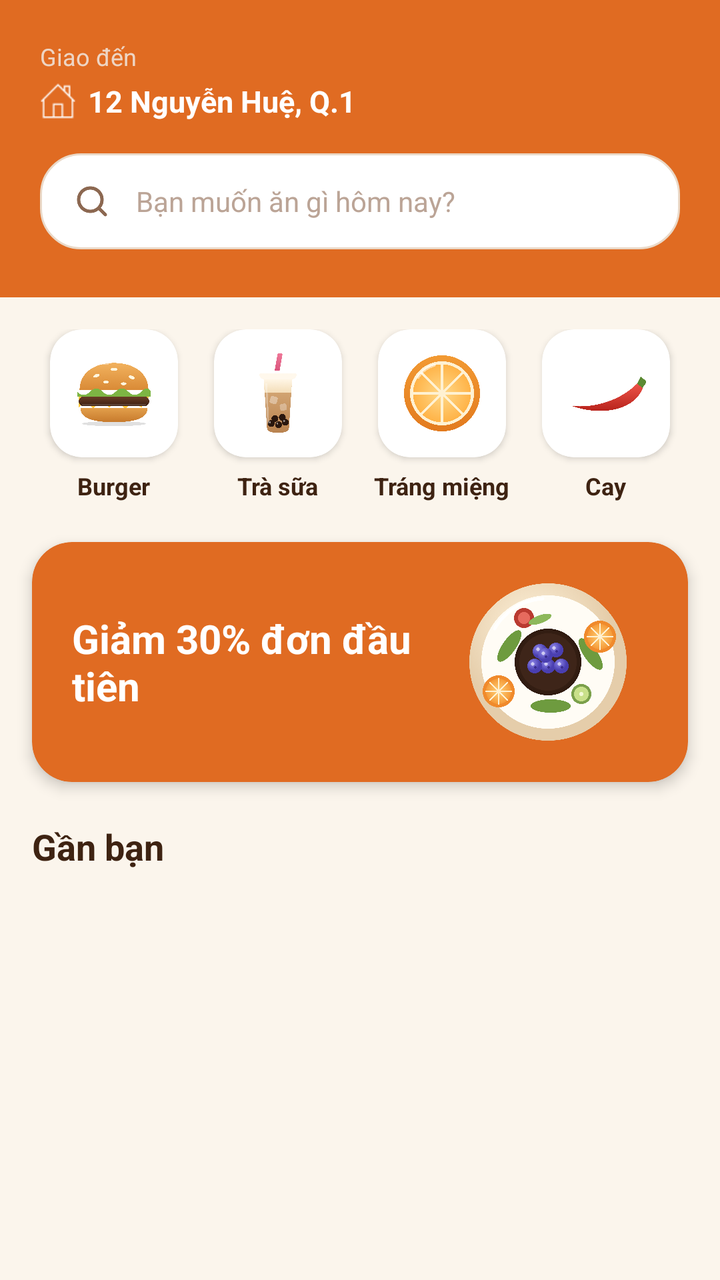
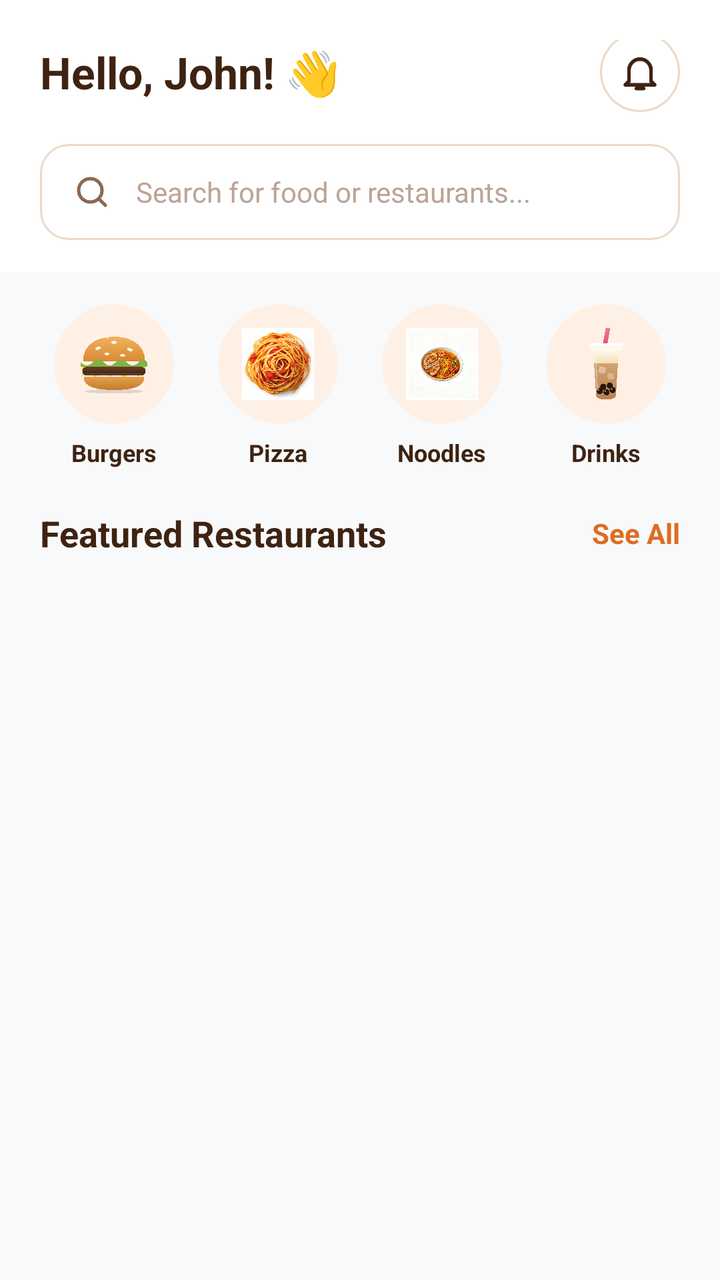

The first picture is an Android layout as it rendered before a commit; the second is the same layout after the commit. The layout source and the unified diff follow.
<!-- AndroidManifest.xml: application theme Theme.Project_1 -->
<!-- res/layout/fragment_restaurant.xml -->
<?xml version="1.0" encoding="utf-8"?>
<ScrollView xmlns:android="http://schemas.android.com/apk/res/android"
    xmlns:app="http://schemas.android.com/apk/res-auto"
    android:layout_width="match_parent"
    android:layout_height="match_parent"
    android:background="@color/colorBackground"
    android:fillViewport="true">

    <LinearLayout
        android:layout_width="match_parent"
        android:layout_height="wrap_content"
        android:orientation="vertical"
        android:paddingBottom="80dp">

        <LinearLayout
            android:layout_width="match_parent"
            android:layout_height="wrap_content"
            android:background="@color/colorPrimary"
            android:orientation="vertical"
            android:paddingStart="20dp"
            android:paddingTop="20dp"
            android:paddingEnd="20dp"
            android:paddingBottom="24dp">

            <TextView
                android:layout_width="wrap_content"
                android:layout_height="wrap_content"
                android:text="Giao đến"
                android:textColor="#EED5C4"
                android:textSize="12sp" />

            <LinearLayout
                android:layout_width="match_parent"
                android:layout_height="wrap_content"
                android:layout_marginTop="4dp"
                android:layout_marginBottom="16dp"
                android:gravity="center_vertical"
                android:orientation="horizontal">

                <ImageView
                    android:layout_width="18dp"
                    android:layout_height="18dp"
                    android:contentDescription="@string/app_name"
                    android:src="@drawable/ic_address"
                    app:tint="@color/white" />

                <TextView
                    android:layout_width="wrap_content"
                    android:layout_height="wrap_content"
                    android:layout_marginStart="6dp"
                    android:text="12 Nguyễn Huệ, Q.1"
                    android:textColor="@color/white"
                    android:textSize="15sp"
                    android:textStyle="bold" />
            </LinearLayout>

            <LinearLayout
                android:layout_width="match_parent"
                android:layout_height="48dp"
                android:background="@drawable/bg_card_white"
                android:gravity="center_vertical"
                android:orientation="horizontal"
                android:paddingStart="16dp"
                android:paddingEnd="16dp">

                <ImageView
                    android:layout_width="20dp"
                    android:layout_height="20dp"
                    android:contentDescription="@string/app_name"
                    android:src="@drawable/search"
                    app:tint="@color/colorTextSecondary" />

                <TextView
                    android:layout_width="match_parent"
                    android:layout_height="match_parent"
                    android:layout_marginStart="12dp"
                    android:background="@null"
                    android:gravity="center_vertical"
                    android:hint="Bạn muốn ăn gì hôm nay?"
                    android:textColor="@color/colorTextPrimary"
                    android:textColorHint="@color/colorTextHint"
                    android:textSize="14sp" />
            </LinearLayout>
        </LinearLayout>

        <LinearLayout
            android:layout_width="match_parent"
            android:layout_height="wrap_content"
            android:layout_marginTop="16dp"
            android:layout_marginHorizontal="16dp"
            android:gravity="center"
            android:orientation="horizontal">

            <LinearLayout
                android:id="@+id/layoutCategoryBurger"
                android:layout_width="0dp"
                android:layout_height="wrap_content"
                android:layout_weight="1"
                android:clickable="true"
                android:focusable="true"
                android:foreground="?attr/selectableItemBackground"
                android:gravity="center"
                android:orientation="vertical">

                <androidx.cardview.widget.CardView
                    android:layout_width="64dp"
                    android:layout_height="64dp"
                    app:cardBackgroundColor="@color/white"
                    app:cardCornerRadius="16dp"
                    app:cardElevation="2dp">

                    <ImageView
                        android:layout_width="match_parent"
                        android:layout_height="match_parent"
                        android:padding="12dp"
                        android:scaleType="fitCenter"
                        android:src="@drawable/burger" />
                </androidx.cardview.widget.CardView>

                <TextView
                    android:layout_width="wrap_content"
                    android:layout_height="wrap_content"
                    android:layout_marginTop="6dp"
                    android:text="Burger"
                    android:textColor="@color/colorTextPrimary"
                    android:textSize="12sp"
                    android:textStyle="bold" />
            </LinearLayout>

            <LinearLayout
                android:id="@+id/layoutCategoryMilkTea"
                android:layout_width="0dp"
                android:layout_height="wrap_content"
                android:layout_weight="1"
                android:clickable="true"
                android:focusable="true"
                android:foreground="?attr/selectableItemBackground"
                android:gravity="center"
                android:orientation="vertical">

                <androidx.cardview.widget.CardView
                    android:layout_width="64dp"
                    android:layout_height="64dp"
                    app:cardBackgroundColor="@color/white"
                    app:cardCornerRadius="16dp"
                    app:cardElevation="2dp">

                    <ImageView
                        android:layout_width="match_parent"
                        android:layout_height="match_parent"
                        android:padding="12dp"
                        android:scaleType="fitCenter"
                        android:src="@drawable/boba" />
                </androidx.cardview.widget.CardView>

                <TextView
                    android:layout_width="wrap_content"
                    android:layout_height="wrap_content"
                    android:layout_marginTop="6dp"
                    android:text="Trà sữa"
                    android:textColor="@color/colorTextPrimary"
                    android:textSize="12sp"
                    android:textStyle="bold" />
            </LinearLayout>

            <LinearLayout
                android:id="@+id/layoutCategoryDessert"
                android:layout_width="0dp"
                android:layout_height="wrap_content"
                android:layout_weight="1"
                android:clickable="true"
                android:focusable="true"
                android:foreground="?attr/selectableItemBackground"
                android:gravity="center"
                android:orientation="vertical">

                <androidx.cardview.widget.CardView
                    android:layout_width="64dp"
                    android:layout_height="64dp"
                    app:cardBackgroundColor="@color/white"
                    app:cardCornerRadius="16dp"
                    app:cardElevation="2dp">

                    <ImageView
                        android:layout_width="match_parent"
                        android:layout_height="match_parent"
                        android:padding="12dp"
                        android:scaleType="fitCenter"
                        android:src="@drawable/orange" />
                </androidx.cardview.widget.CardView>

                <TextView
                    android:layout_width="wrap_content"
                    android:layout_height="wrap_content"
                    android:layout_marginTop="6dp"
                    android:text="Tráng miệng"
                    android:textColor="@color/colorTextPrimary"
                    android:textSize="12sp"
                    android:textStyle="bold" />
            </LinearLayout>

            <LinearLayout
                android:id="@+id/layoutCategorySpicy"
                android:layout_width="0dp"
                android:layout_height="wrap_content"
                android:layout_weight="1"
                android:clickable="true"
                android:focusable="true"
                android:foreground="?attr/selectableItemBackground"
                android:gravity="center"
                android:orientation="vertical">

                <androidx.cardview.widget.CardView
                    android:layout_width="64dp"
                    android:layout_height="64dp"
                    app:cardBackgroundColor="@color/white"
                    app:cardCornerRadius="16dp"
                    app:cardElevation="2dp">

                    <ImageView
                        android:layout_width="match_parent"
                        android:layout_height="match_parent"
                        android:padding="12dp"
                        android:scaleType="fitCenter"
                        android:src="@drawable/chili" />
                </androidx.cardview.widget.CardView>

                <TextView
                    android:layout_width="wrap_content"
                    android:layout_height="wrap_content"
                    android:layout_marginTop="6dp"
                    android:text="Cay"
                    android:textColor="@color/colorTextPrimary"
                    android:textSize="12sp"
                    android:textStyle="bold" />
            </LinearLayout>
        </LinearLayout>

        <androidx.cardview.widget.CardView
            android:layout_width="match_parent"
            android:layout_height="120dp"
            android:layout_marginHorizontal="16dp"
            android:layout_marginTop="20dp"
            app:cardBackgroundColor="@color/colorPrimary"
            app:cardCornerRadius="20dp"
            app:cardElevation="4dp">

            <RelativeLayout
                android:layout_width="match_parent"
                android:layout_height="match_parent"
                android:padding="20dp">

                <TextView
                    android:layout_width="180dp"
                    android:layout_height="wrap_content"
                    android:layout_centerVertical="true"
                    android:text="Giảm 30% đơn đầu tiên"
                    android:textColor="@color/white"
                    android:textSize="20sp"
                    android:textStyle="bold" />

                <ImageView
                    android:layout_width="100dp"
                    android:layout_height="100dp"
                    android:layout_alignParentEnd="true"
                    android:layout_centerVertical="true"
                    android:contentDescription="@string/app_name"
                    android:scaleType="fitCenter"
                    android:src="@drawable/bowl" />
            </RelativeLayout>
        </androidx.cardview.widget.CardView>

        <TextView
            android:layout_width="wrap_content"
            android:layout_height="wrap_content"
            android:layout_marginStart="16dp"
            android:layout_marginTop="20dp"
            android:layout_marginBottom="8dp"
            android:text="Gần bạn"
            android:textColor="@color/colorTextPrimary"
            android:textSize="18sp"
            android:textStyle="bold" />

        <androidx.recyclerview.widget.RecyclerView
            android:id="@+id/rvRestaurant"
            android:layout_width="match_parent"
            android:layout_height="wrap_content"
            android:nestedScrollingEnabled="false" />

    </LinearLayout>
</ScrollView>
<!-- resources referenced by this layout -->
<resources>
  <color name="colorBackground">#FBF5EC</color>
  <color name="colorPrimary">#E06B22</color>
  <color name="colorTextHint">#BBA496</color>
  <color name="colorTextPrimary">#3E2312</color>
  <color name="colorTextSecondary">#8C6851</color>
  <color name="white">#FFFFFF</color>
  <!-- drawable bg_card_white (drawable) -->
  <?xml version="1.0" encoding="utf-8"?>
  <shape xmlns:android="http://schemas.android.com/apk/res/android">
      <solid android:color="@color/white" />
      <stroke
          android:width="1dp"
          android:color="@color/colorInputBorder" />
      <corners android:radius="20dp" />
  </shape>
  <!-- drawable boba: png bitmap (drawable, 95116 bytes) -->
  <!-- drawable bowl: png bitmap (drawable, 422408 bytes) -->
  <!-- drawable burger: png bitmap (drawable, 89676 bytes) -->
  <!-- drawable chili: png bitmap (drawable, 43084 bytes) -->
  <!-- drawable ic_address: png bitmap (drawable, 401 bytes) -->
  <!-- drawable orange: png bitmap (drawable, 424540 bytes) -->
  <!-- drawable search: png bitmap (drawable, 5262 bytes) -->
  <string name="app_name">FoodNow</string>
  <style name="Theme.Project_1" parent="Base.Theme.Project_1" />
  <color name="colorInputBorder">#EAD9C8</color>
  <style name="Base.Theme.Project_1" parent="Theme.Material3.DayNight.NoActionBar">
      </style>
</resources>

<!-- the commit's change to res/layout/fragment_restaurant.xml (unified diff, before → after) -->
@@ -3,65 +3,68 @@
     xmlns:app="http://schemas.android.com/apk/res-auto"
     android:layout_width="match_parent"
     android:layout_height="match_parent"
-    android:background="@color/colorBackground"
-    android:fillViewport="true">
+    android:background="#F8F9FA"
+    android:fillViewport="true"
+    android:overScrollMode="never">
 
     <LinearLayout
         android:layout_width="match_parent"
         android:layout_height="wrap_content"
         android:orientation="vertical"
-        android:paddingBottom="80dp">
+        android:paddingBottom="90dp">
+
+        <RelativeLayout
+            android:layout_width="match_parent"
+            android:layout_height="wrap_content"
+            android:background="@color/white"
+            android:paddingHorizontal="20dp"
+            android:paddingTop="20dp"
+            android:paddingBottom="12dp">
+
+            <LinearLayout
+                android:layout_width="wrap_content"
+                android:layout_height="wrap_content"
+                android:layout_alignParentStart="true"
+                android:layout_centerVertical="true"
+                android:orientation="vertical">
+
+                <TextView
+                    android:id="@+id/tvGreeting"
+                    android:layout_width="wrap_content"
+                    android:layout_height="wrap_content"
+                    android:text="Hello, John! 👋"
+                    android:textColor="@color/colorTextPrimary"
+                    android:textSize="22sp"
+                    android:textStyle="bold" />
+            </LinearLayout>
+
+            <ImageView
+                android:id="@+id/btnNotification"
+                android:layout_width="40dp"
+                android:layout_height="40dp"
+                android:layout_alignParentEnd="true"
+                android:layout_centerVertical="true"
+                android:background="@drawable/bg_social_button"
+                android:contentDescription="@string/app_name"
+                android:padding="9dp"
+                android:src="@drawable/bell"
+                app:tint="@color/colorTextPrimary" />
+        </RelativeLayout>
 
         <LinearLayout
             android:layout_width="match_parent"
             android:layout_height="wrap_content"
-            android:background="@color/colorPrimary"
-            android:orientation="vertical"
-            android:paddingStart="20dp"
-            android:paddingTop="20dp"
-            android:paddingEnd="20dp"
-            android:paddingBottom="24dp">
-
-            <TextView
-                android:layout_width="wrap_content"
-                android:layout_height="wrap_content"
-                android:text="Giao đến"
-                android:textColor="#EED5C4"
-                android:textSize="12sp" />
-
-            <LinearLayout
-                android:layout_width="match_parent"
-                android:layout_height="wrap_content"
-                android:layout_marginTop="4dp"
-                android:layout_marginBottom="16dp"
-                android:gravity="center_vertical"
-                android:orientation="horizontal">
-
-                <ImageView
-                    android:layout_width="18dp"
-                    android:layout_height="18dp"
-                    android:contentDescription="@string/app_name"
-                    android:src="@drawable/ic_address"
-                    app:tint="@color/white" />
-
-                <TextView
-                    android:layout_width="wrap_content"
-                    android:layout_height="wrap_content"
-                    android:layout_marginStart="6dp"
-                    android:text="12 Nguyễn Huệ, Q.1"
-                    android:textColor="@color/white"
-                    android:textSize="15sp"
-                    android:textStyle="bold" />
-            </LinearLayout>
+            android:background="@color/white"
+            android:paddingHorizontal="20dp"
+            android:paddingBottom="16dp">
 
             <LinearLayout
                 android:layout_width="match_parent"
                 android:layout_height="48dp"
-                android:background="@drawable/bg_card_white"
+                android:background="@drawable/bg_input_field"
                 android:gravity="center_vertical"
                 android:orientation="horizontal"
-                android:paddingStart="16dp"
-                android:paddingEnd="16dp">
+                android:paddingHorizontal="16dp">
 
                 <ImageView
                     android:layout_width="20dp"
@@ -71,13 +74,12 @@
                     app:tint="@color/colorTextSecondary" />
 
                 <TextView
-                    android:layout_width="match_parent"
+                    android:layout_width="0dp"
                     android:layout_height="match_parent"
                     android:layout_marginStart="12dp"
-                    android:background="@null"
+                    android:layout_weight="1"
                     android:gravity="center_vertical"
-                    android:hint="Bạn muốn ăn gì hôm nay?"
-                    android:textColor="@color/colorTextPrimary"
+                    android:hint="Search for food or restaurants..."
                     android:textColorHint="@color/colorTextHint"
                     android:textSize="14sp" />
             </LinearLayout>
@@ -87,27 +89,24 @@
             android:layout_width="match_parent"
             android:layout_height="wrap_content"
             android:layout_marginTop="16dp"
-            android:layout_marginHorizontal="16dp"
-            android:gravity="center"
-            android:orientation="horizontal">
+            android:baselineAligned="false"
+            android:orientation="horizontal"
+            android:paddingHorizontal="16dp">
 
             <LinearLayout
                 android:id="@+id/layoutCategoryBurger"
                 android:layout_width="0dp"
                 android:layout_height="wrap_content"
                 android:layout_weight="1"
-                android:clickable="true"
-                android:focusable="true"
-                android:foreground="?attr/selectableItemBackground"
-                android:gravity="center"
-                android:orientation="vertical">
-
-                <androidx.cardview.widget.CardView
-                    android:layout_width="64dp"
-                    android:layout_height="64dp"
-                    app:cardBackgroundColor="@color/white"
-                    app:cardCornerRadius="16dp"
-                    app:cardElevation="2dp">
+                android:gravity="center"
+                android:orientation="vertical">
+
+                <androidx.cardview.widget.CardView
+                    android:layout_width="60dp"
+                    android:layout_height="60dp"
+                    app:cardBackgroundColor="#FFF0E5"
+                    app:cardCornerRadius="30dp"
+                    app:cardElevation="0dp">
 
                     <ImageView
                         android:layout_width="match_parent"
@@ -121,29 +120,92 @@
                     android:layout_width="wrap_content"
                     android:layout_height="wrap_content"
                     android:layout_marginTop="6dp"
-                    android:text="Burger"
-                    android:textColor="@color/colorTextPrimary"
-                    android:textSize="12sp"
-                    android:textStyle="bold" />
-            </LinearLayout>
-
-            <LinearLayout
-                android:id="@+id/layoutCategoryMilkTea"
-                android:layout_width="0dp"
-                android:layout_height="wrap_content"
-                android:layout_weight="1"
-                android:clickable="true"
-                android:focusable="true"
-                android:foreground="?attr/selectableItemBackground"
-                android:gravity="center"
-                android:orientation="vertical">
-
-                <androidx.cardview.widget.CardView
-                    android:layout_width="64dp"
-                    android:layout_height="64dp"
-                    app:cardBackgroundColor="@color/white"
-                    app:cardCornerRadius="16dp"
-                    app:cardElevation="2dp">
+                    android:text="Burgers"
+                    android:textColor="@color/colorTextPrimary"
+                    android:textSize="12sp"
+                    android:textStyle="bold" />
+            </LinearLayout>
+
+            <LinearLayout
+                android:id="@+id/layoutCategoryPokeFusion"
+                android:layout_width="0dp"
+                android:layout_height="wrap_content"
+                android:layout_weight="1"
+                android:gravity="center"
+                android:orientation="vertical">
+
+                <androidx.cardview.widget.CardView
+                    android:layout_width="60dp"
+                    android:layout_height="60dp"
+                    app:cardBackgroundColor="#FFF0E5"
+                    app:cardCornerRadius="30dp"
+                    app:cardElevation="0dp">
+
+                    <ImageView
+                        android:layout_width="match_parent"
+                        android:layout_height="match_parent"
+                        android:padding="12dp"
+                        android:scaleType="fitCenter"
+                        android:src="@drawable/spaghetti" />
+                </androidx.cardview.widget.CardView>
+
+                <TextView
+                    android:layout_width="wrap_content"
+                    android:layout_height="wrap_content"
+                    android:layout_marginTop="6dp"
+                    android:text="Pizza"
+                    android:textColor="@color/colorTextPrimary"
+                    android:textSize="12sp"
+                    android:textStyle="bold" />
+            </LinearLayout>
+
+            <LinearLayout
+                android:id="@+id/layoutCategoryPokeParadise"
+                android:layout_width="0dp"
+                android:layout_height="wrap_content"
+                android:layout_weight="1"
+                android:gravity="center"
+                android:orientation="vertical">
+
+                <androidx.cardview.widget.CardView
+                    android:layout_width="60dp"
+                    android:layout_height="60dp"
+                    app:cardBackgroundColor="#FFF0E5"
+                    app:cardCornerRadius="30dp"
+                    app:cardElevation="0dp">
+
+                    <ImageView
+                        android:layout_width="match_parent"
+                        android:layout_height="match_parent"
+                        android:padding="12dp"
+                        android:scaleType="fitCenter"
+                        android:src="@drawable/mixed_noodle" />
+                </androidx.cardview.widget.CardView>
+
+                <TextView
+                    android:layout_width="wrap_content"
+                    android:layout_height="wrap_content"
+                    android:layout_marginTop="6dp"
+                    android:text="Noodles"
+                    android:textColor="@color/colorTextPrimary"
+                    android:textSize="12sp"
+                    android:textStyle="bold" />
+            </LinearLayout>
+
+            <LinearLayout
+                android:id="@+id/layoutCategoryFreshGarden"
+                android:layout_width="0dp"
+                android:layout_height="wrap_content"
+                android:layout_weight="1"
+                android:gravity="center"
+                android:orientation="vertical">
+
+                <androidx.cardview.widget.CardView
+                    android:layout_width="60dp"
+                    android:layout_height="60dp"
+                    app:cardBackgroundColor="#FFF0E5"
+                    app:cardCornerRadius="30dp"
+                    app:cardElevation="0dp">
 
                     <ImageView
                         android:layout_width="match_parent"
@@ -157,135 +219,55 @@
                     android:layout_width="wrap_content"
                     android:layout_height="wrap_content"
                     android:layout_marginTop="6dp"
-                    android:text="Trà sữa"
-                    android:textColor="@color/colorTextPrimary"
-                    android:textSize="12sp"
-                    android:textStyle="bold" />
-            </LinearLayout>
-
-            <LinearLayout
-                android:id="@+id/layoutCategoryDessert"
-                android:layout_width="0dp"
-                android:layout_height="wrap_content"
-                android:layout_weight="1"
-                android:clickable="true"
-                android:focusable="true"
-                android:foreground="?attr/selectableItemBackground"
-                android:gravity="center"
-                android:orientation="vertical">
-
-                <androidx.cardview.widget.CardView
-                    android:layout_width="64dp"
-                    android:layout_height="64dp"
-                    app:cardBackgroundColor="@color/white"
-                    app:cardCornerRadius="16dp"
-                    app:cardElevation="2dp">
-
-                    <ImageView
-                        android:layout_width="match_parent"
-                        android:layout_height="match_parent"
-                        android:padding="12dp"
-                        android:scaleType="fitCenter"
-                        android:src="@drawable/orange" />
-                </androidx.cardview.widget.CardView>
-
-                <TextView
-                    android:layout_width="wrap_content"
-                    android:layout_height="wrap_content"
-                    android:layout_marginTop="6dp"
-                    android:text="Tráng miệng"
-                    android:textColor="@color/colorTextPrimary"
-                    android:textSize="12sp"
-                    android:textStyle="bold" />
-            </LinearLayout>
-
-            <LinearLayout
-                android:id="@+id/layoutCategorySpicy"
-                android:layout_width="0dp"
-                android:layout_height="wrap_content"
-                android:layout_weight="1"
-                android:clickable="true"
-                android:focusable="true"
-                android:foreground="?attr/selectableItemBackground"
-                android:gravity="center"
-                android:orientation="vertical">
-
-                <androidx.cardview.widget.CardView
-                    android:layout_width="64dp"
-                    android:layout_height="64dp"
-                    app:cardBackgroundColor="@color/white"
-                    app:cardCornerRadius="16dp"
-                    app:cardElevation="2dp">
-
-                    <ImageView
-                        android:layout_width="match_parent"
-                        android:layout_height="match_parent"
-                        android:padding="12dp"
-                        android:scaleType="fitCenter"
-                        android:src="@drawable/chili" />
-                </androidx.cardview.widget.CardView>
-
-                <TextView
-                    android:layout_width="wrap_content"
-                    android:layout_height="wrap_content"
-                    android:layout_marginTop="6dp"
-                    android:text="Cay"
-                    android:textColor="@color/colorTextPrimary"
-                    android:textSize="12sp"
-                    android:textStyle="bold" />
-            </LinearLayout>
+                    android:text="Drinks"
+                    android:textColor="@color/colorTextPrimary"
+                    android:textSize="12sp"
+                    android:textStyle="bold" />
+            </LinearLayout>
+
         </LinearLayout>
 
-        <androidx.cardview.widget.CardView
-            android:layout_width="match_parent"
-            android:layout_height="120dp"
-            android:layout_marginHorizontal="16dp"
+        <LinearLayout
+            android:layout_width="match_parent"
+            android:layout_height="wrap_content"
             android:layout_marginTop="20dp"
-            app:cardBackgroundColor="@color/colorPrimary"
-            app:cardCornerRadius="20dp"
-            app:cardElevation="4dp">
+            android:orientation="vertical">
 
             <RelativeLayout
                 android:layout_width="match_parent"
-                android:layout_height="match_parent"
-                android:padding="20dp">
-
-                <TextView
-                    android:layout_width="180dp"
-                    android:layout_height="wrap_content"
-                    android:layout_centerVertical="true"
-                    android:text="Giảm 30% đơn đầu tiên"
-                    android:textColor="@color/white"
-                    android:textSize="20sp"
-                    android:textStyle="bold" />
-
-                <ImageView
-                    android:layout_width="100dp"
-                    android:layout_height="100dp"
+                android:layout_height="wrap_content"
+                android:layout_marginHorizontal="20dp"
+                android:layout_marginBottom="12dp">
+
+                <TextView
+                    android:layout_width="wrap_content"
+                    android:layout_height="wrap_content"
+                    android:text="Featured Restaurants"
+                    android:textColor="@color/colorTextPrimary"
+                    android:textSize="18sp"
+                    android:textStyle="bold" />
+
+                <TextView
+                    android:id="@+id/btnSeeAll"
+                    android:layout_width="wrap_content"
+                    android:layout_height="wrap_content"
                     android:layout_alignParentEnd="true"
                     android:layout_centerVertical="true"
-                    android:contentDescription="@string/app_name"
-                    android:scaleType="fitCenter"
-                    android:src="@drawable/bowl" />
+                    android:text="See All"
+                    android:textColor="@color/colorPrimary"
+                    android:textSize="14sp"
+                    android:textStyle="bold" />
             </RelativeLayout>
-        </androidx.cardview.widget.CardView>
-
-        <TextView
-            android:layout_width="wrap_content"
-            android:layout_height="wrap_content"
-            android:layout_marginStart="16dp"
-            android:layout_marginTop="20dp"
-            android:layout_marginBottom="8dp"
-            android:text="Gần bạn"
-            android:textColor="@color/colorTextPrimary"
-            android:textSize="18sp"
-            android:textStyle="bold" />
-
-        <androidx.recyclerview.widget.RecyclerView
-            android:id="@+id/rvRestaurant"
-            android:layout_width="match_parent"
-            android:layout_height="wrap_content"
-            android:nestedScrollingEnabled="false" />
+
+            <androidx.recyclerview.widget.RecyclerView
+                android:id="@+id/rvRestaurant"
+                android:layout_width="match_parent"
+                android:layout_height="wrap_content"
+                android:clipToPadding="false"
+                android:nestedScrollingEnabled="false"
+                android:paddingStart="20dp" />
+
+        </LinearLayout>
 
     </LinearLayout>
 </ScrollView>
<!-- resource entries referenced after the edit -->
@@ -1,29 +1,37 @@
 <!-- resources referenced by this layout -->
 <resources>
-  <color name="colorBackground">#FBF5EC</color>
   <color name="colorPrimary">#E06B22</color>
   <color name="colorTextHint">#BBA496</color>
   <color name="colorTextPrimary">#3E2312</color>
   <color name="colorTextSecondary">#8C6851</color>
   <color name="white">#FFFFFF</color>
-  <!-- drawable bg_card_white (drawable) -->
+  <!-- drawable bell: png bitmap (drawable, 3325 bytes) -->
+  <!-- drawable bg_input_field (drawable) -->
+  <?xml version="1.0" encoding="utf-8"?>
+  <shape xmlns:android="http://schemas.android.com/apk/res/android">
+      <solid android:color="@color/colorInputBackground" />
+      <stroke
+          android:width="1dp"
+          android:color="@color/colorInputBorder" />
+      <corners android:radius="14dp" />
+  </shape>
+  <!-- drawable bg_social_button (drawable) -->
   <?xml version="1.0" encoding="utf-8"?>
   <shape xmlns:android="http://schemas.android.com/apk/res/android">
       <solid android:color="@color/white" />
       <stroke
           android:width="1dp"
           android:color="@color/colorInputBorder" />
-      <corners android:radius="20dp" />
+      <corners android:radius="28dp" />
   </shape>
   <!-- drawable boba: png bitmap (drawable, 95116 bytes) -->
-  <!-- drawable bowl: png bitmap (drawable, 422408 bytes) -->
   <!-- drawable burger: png bitmap (drawable, 89676 bytes) -->
-  <!-- drawable chili: png bitmap (drawable, 43084 bytes) -->
-  <!-- drawable ic_address: png bitmap (drawable, 401 bytes) -->
-  <!-- drawable orange: png bitmap (drawable, 424540 bytes) -->
+  <!-- drawable mixed_noodle: jpeg bitmap (drawable, 48175 bytes) -->
   <!-- drawable search: png bitmap (drawable, 5262 bytes) -->
+  <!-- drawable spaghetti: jpeg bitmap (drawable, 90795 bytes) -->
   <string name="app_name">FoodNow</string>
   <style name="Theme.Project_1" parent="Base.Theme.Project_1" />
+  <color name="colorInputBackground">#FFFFFF</color>
   <color name="colorInputBorder">#EAD9C8</color>
   <style name="Base.Theme.Project_1" parent="Theme.Material3.DayNight.NoActionBar">
       </style>
